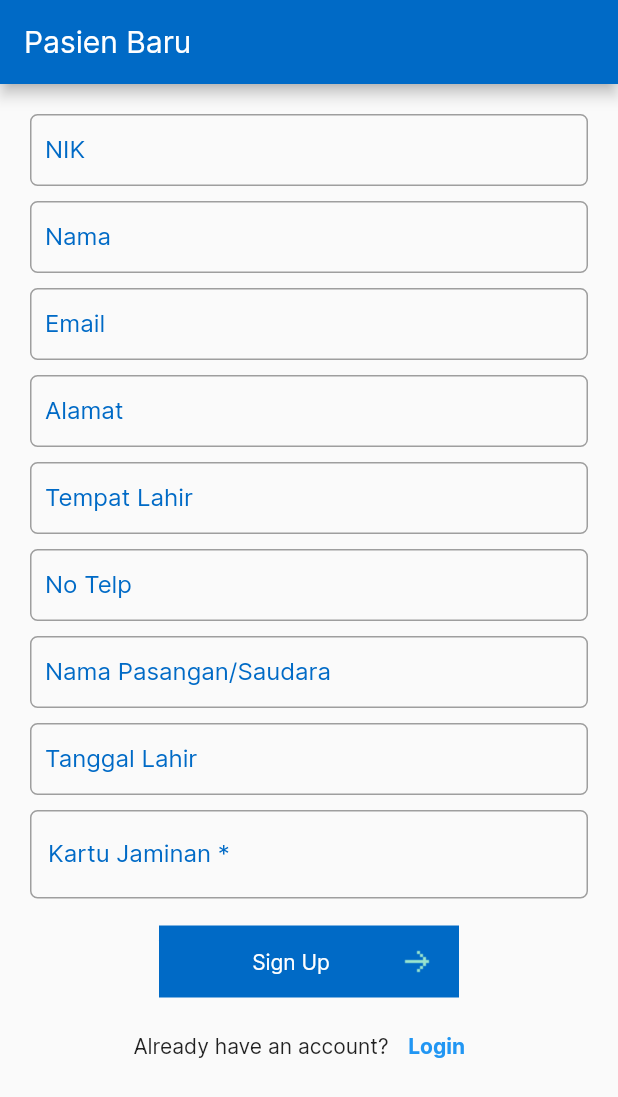
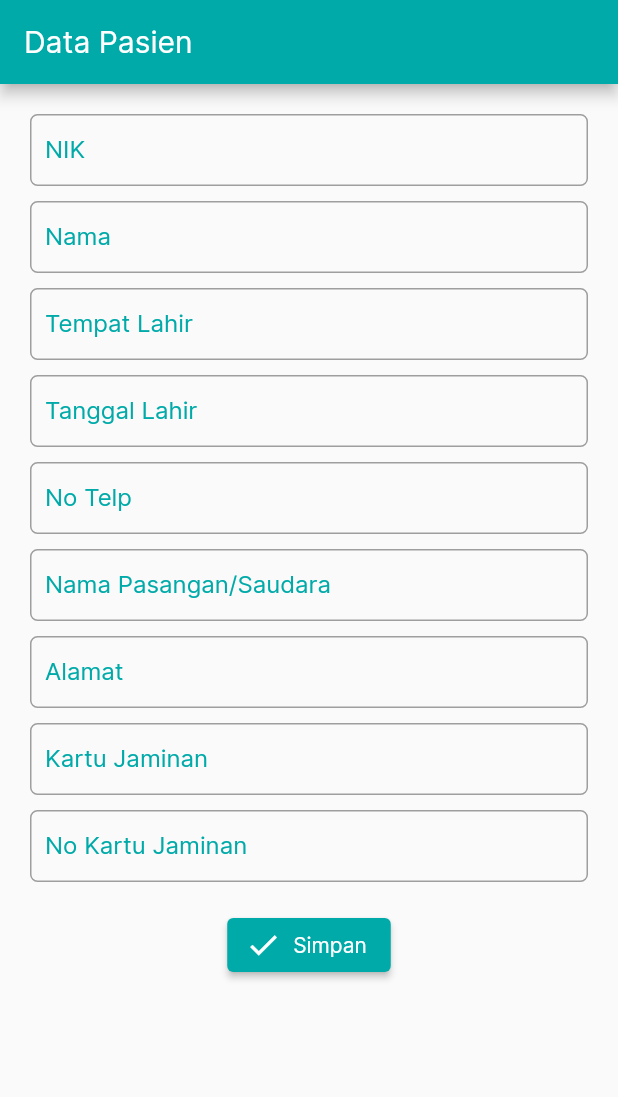
Before and after one commit to ramose/gedka_rs, a Flutter app: the SignupScreen screen opened by its route, on a phone screen of 412 x 824 dp. Shown: the top 1097 px of the screen. Run offline on Flutter 3.47's test engine with Material 2 defaults, Android fonts, the phone set to English and light mode, and no system bars; our stand-ins replace date_format, flutter_form_builder, form_builder_validators, go_router.

Commit message:
Update icon

```diff
--- a/lib/foundations/color_foundation.dart
+++ b/lib/foundations/color_foundation.dart
@@ -15,4 +15,5 @@ class ColorFoundation {
 
   static const Color activeBgColor = AppColor.primary;
   static const Color disabledBgColor = AppColor.lightPrimary;
+
 }
--- a/lib/molecules/input_field_bottom_sheet.dart
+++ b/lib/molecules/input_field_bottom_sheet.dart
@@ -46,6 +46,7 @@ class InputFieldBottomSheet extends StatelessWidget {
         enabled: enabled,
         onTap: function,
         decoration: InputDecoration(
+          contentPadding: EdgeInsets.only(left:10, right:10),
           enabledBorder: InputBorderStyle.outlineInputBorder,
           focusedBorder: InputBorderStyle.outlineInputBorder,
           errorBorder: InputBorderStyle.outlineInputBorder,
--- a/lib/template/HomeScreen.dart
+++ b/lib/template/home_screen.dart
@@ -11,7 +11,7 @@ class HomeScreen extends StatefulWidget {
 class _HomeScreenState extends State<HomeScreen> {
   List<dynamic> _data = [
     {'title':'Data Pasien', 'icon':Icons.verified_user, 'color':Colors.lightBlue, 'path':'/signup'},
-    {'title':'Pendaftaran', 'icon':Icons.app_registration, 'color':Colors.lightGreen, 'path':'/'}
+    {'title':'Pendaftaran', 'icon':Icons.app_registration, 'color':Colors.lightGreen, 'path':'/registration'}
   ];
   @override
   Widget build(BuildContext context) {
@@ -44,6 +44,9 @@ class _HomeScreenState extends State<HomeScreen> {
                         },
                       )),
                 )),
+            Center(
+              child: Text('Mockup 1.0.0'),
+            )
           ],
         ),
       ),
--- a/lib/template/signup_screen.dart
+++ b/lib/template/signup_screen.dart
@@ -3,6 +3,7 @@ import 'package:gedka_rs/molecules/input_field.dart';
 import 'package:gedka_rs/molecules/input_field_bottom_sheet.dart';
 import 'package:gedka_rs/molecules/main_button.dart';
 import 'package:flutter/material.dart';
+import 'package:gedka_rs/tokens/colors.dart';
 
 class SignupScreen extends StatefulWidget {
   const SignupScreen({super.key});
@@ -22,13 +23,15 @@ class _SignupScreenState extends State<SignupScreen> {
   final _dobCtrl = TextEditingController();
   final _tempatLahirCtrl = TextEditingController();
   final _kartuJaminanCtrl = TextEditingController();
+  final _noKartuJaminanCtrl = TextEditingController();
   final _relativeCtrl = TextEditingController();
 
   void onSubmit(key) {
-    if (key.currentState!.validate()) {
-      ScaffoldMessenger.of(context).showSnackBar(
-          SnackBar(content: Text('Data sukses validasi ${_namaCtrl.text}')));
-    }
+    // if (key.currentState!.validate()) {
+    //   ScaffoldMessenger.of(context).showSnackBar(
+    //       SnackBar(content: Text('Data sukses validasi ${_namaCtrl.text}')));
+    // }
+    Navigator.pop(context);
   }
 
   void _showKartuJaminan(context) {
@@ -67,7 +70,7 @@ class _SignupScreenState extends State<SignupScreen> {
     return Scaffold(
         resizeToAvoidBottomInset: false,
         appBar: AppBar(
-          title: Text('Pasien Baru'),
+          title: Text('Data Pasien'),
           backgroundColor: ColorFoundation.activeBgColor,
         ),
         body: SafeArea(
@@ -102,20 +105,7 @@ class _SignupScreenState extends State<SignupScreen> {
                                 textInputType: TextInputType.text,
                                 type: '',
                               ),
-                              InputField(
-                                  enabled: true,
-                                  controller: _emailCtrl,
-                                  label: 'Email',
-                                  errorText: 'harap diisi',
-                                  textInputType: TextInputType.emailAddress,
-                                  type: ''),
-                              InputField(
-                                  enabled: true,
-                                  controller: _alamatCtrl,
-                                  label: 'Alamat',
-                                  errorText: 'harap diisi',
-                                  textInputType: TextInputType.multiline,
-                                  type: ''),
+
                               InputField(
                                   enabled: true,
                                   controller: _tempatLahirCtrl,
@@ -123,6 +113,13 @@ class _SignupScreenState extends State<SignupScreen> {
                                   errorText: 'harap diisi',
                                   textInputType: TextInputType.text,
                                   type: ''),
+                              InputField(
+                                  enabled: true,
+                                  controller: _dobCtrl,
+                                  label: 'Tanggal Lahir',
+                                  errorText: 'harap diisi',
+                                  textInputType: TextInputType.none,
+                                  type: 'date'),
                               InputField(
                                   enabled: true,
                                   controller: _phoneCtrl,
@@ -137,50 +134,58 @@ class _SignupScreenState extends State<SignupScreen> {
                                   errorText: 'harap diisi',
                                   textInputType: TextInputType.text,
                                   type: ''),
+
                               InputField(
                                   enabled: true,
-                                  controller: _dobCtrl,
-                                  label: 'Tanggal Lahir',
+                                  controller: _alamatCtrl,
+                                  label: 'Alamat',
                                   errorText: 'harap diisi',
-                                  textInputType: TextInputType.none,
-                                  type: 'date'),
+                                  textInputType: TextInputType.multiline,
+                                  type: ''),
+
                               InputFieldBottomSheet(
                                 enabled: true,
                                 controller: _kartuJaminanCtrl,
-                                label: 'Kartu Jaminan *',
+                                label: 'Kartu Jaminan',
                                 textInputType: TextInputType.none,
                                 errorText: 'harap diisi',
                                 type: 'jaminan',
                                 function: () => _showKartuJaminan(context),
                               ),
+                              InputField(
+                                  enabled: true,
+                                  controller: _noKartuJaminanCtrl,
+                                  label: 'No Kartu Jaminan',
+                                  errorText: 'harap diisi',
+                                  textInputType: TextInputType.number,
+                                  type: ''),
                             ],
                           )),
                       Column(
                         children: [
                           Padding(
                             padding: const EdgeInsets.all(8.0),
-                            child: MainButton(
-                              leftIconPath: '',
-                              title: 'Sign Up',
-                              isActive: isActive,
-                              callback: () => onSubmit(_formKey),
-                            ),
+                            child: ElevatedButton.icon(
+                                style: ButtonStyle(backgroundColor: MaterialStateProperty.all(AppColor.mainAppColor[50])),
+                                onPressed: () => onSubmit(_formKey),
+                                icon: Icon(Icons.check),
+                                label: Text('Simpan'))
                           ),
-                          Center(
-                            child: Row(
-                              mainAxisSize: MainAxisSize.min,
-                              children: [
-                                const Text("Already have an account?"),
-                                TextButton(
-                                    onPressed: () {},
-                                    child: const Text(
-                                      'Login',
-                                      style:
-                                          TextStyle(fontWeight: FontWeight.bold),
-                                    ))
-                              ],
-                            ),
-                          )
+                          // Center(
+                          //   child: Row(
+                          //     mainAxisSize: MainAxisSize.min,
+                          //     children: [
+                          //       const Text("Already have an account?"),
+                          //       TextButton(
+                          //           onPressed: () {},
+                          //           child: const Text(
+                          //             'Login',
+                          //             style:
+                          //                 TextStyle(fontWeight: FontWeight.bold),
+                          //           ))
+                          //     ],
+                          //   ),
+                          // )
                         ],
                       ),
                     ],
--- a/lib/tokens/colors.dart
+++ b/lib/tokens/colors.dart
@@ -3,8 +3,22 @@ import 'package:flutter/material.dart';
 class AppColor {
   AppColor._();
 
-  static const Color primary = Color.fromARGB(255, 0, 106, 198);
+  static const Color primary = Color.fromARGB(255, 0, 170, 169);
   static const Color lightPrimary = Color.fromARGB(255, 153, 228, 206);
   static const Color grey = Color.fromARGB(255, 213, 213, 213);
   static const Color white = Color.fromARGB(255, 255, 255, 255);
+
+  static const MaterialColor mainAppColor =
+      const MaterialColor(0xFF00AAA9, <int, Color>{
+    50: primary,
+    100: primary,
+    200: primary,
+    300: primary,
+    400: primary,
+    500: primary,
+    600: primary,
+    700: primary,
+    800: primary,
+    900: primary,
+  });
 }
```
Also changed, not shown: lib/main.dart (+5 -2 lines), lib/molecules/input_field.dart (+20 -1 lines), lib/template/reg_screen.dart (added, +122 -0 lines), 6 other files.
